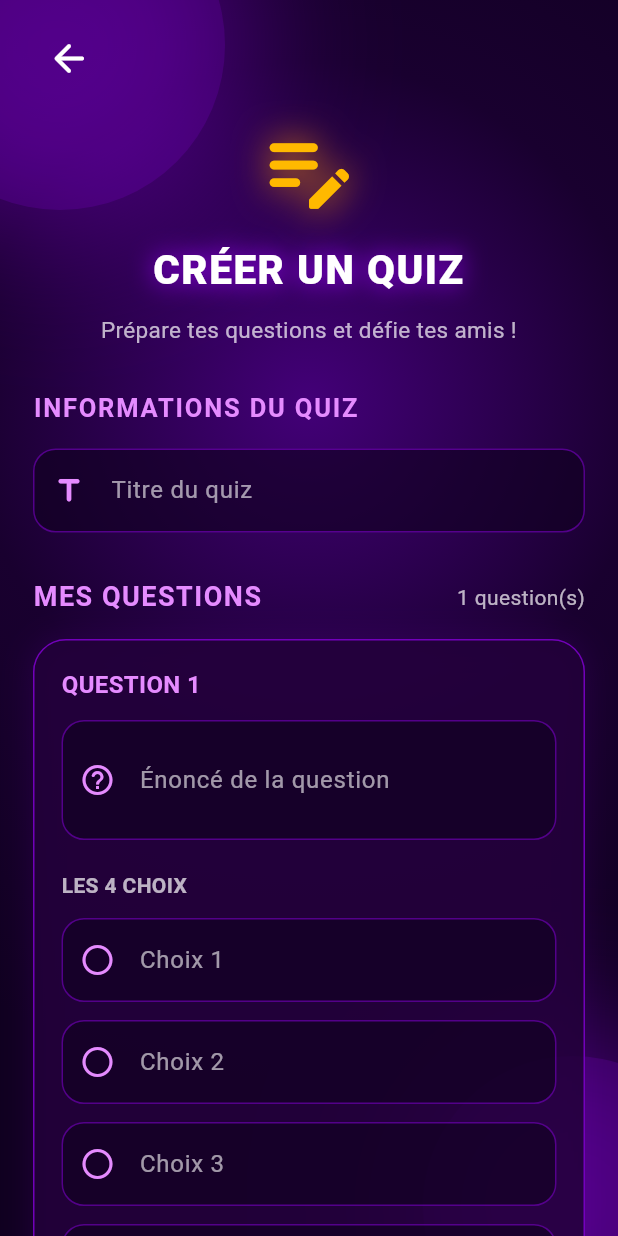
After one commit to ettoumimohamedmoez-ops/quiz_multiplayer, a Flutter app: the QuizEditorPage screen opened directly, on a phone screen of 412 x 824 dp. The commit adds this screen. Run offline on Flutter 3.47's test engine with Material 3 defaults, Android fonts, the phone set to English and light mode, and no system bars; our stand-ins replace firebase_core; accounts and stored records are empty.

Commit message:
ajouter le page editor quiz avec leur button de navigation

```diff
--- a/lib/main.dart
+++ b/lib/main.dart
@@ -1,8 +1,9 @@
+import 'dart:developer';
+
 import 'package:flutter/material.dart';
 import 'screens/home_page.dart';
 import 'package:firebase_core/firebase_core.dart';
 import 'firebase_options.dart';
-
 
 Future<void> main() async {
   WidgetsFlutterBinding.ensureInitialized();
--- a/lib/screens/a_propos_page.dart
+++ b/lib/screens/a_propos_page.dart
@@ -1,6 +1,5 @@
 import 'package:flutter/material.dart';
-import 'package:flutter/rendering.dart';
-import 'home_page.dart';
+
 
 
   class AProposPage extends
--- a/lib/screens/home_page.dart
+++ b/lib/screens/home_page.dart
@@ -1,5 +1,4 @@
 import 'package:flutter/material.dart';
-import 'package:flutter/rendering.dart';
 import 'parametres_page.dart';
 import 'quiz_selection_page.dart';
 
--- /dev/null
+++ b/lib/screens/quiz_editor_page.dart
@@ -0,0 +1,512 @@
+import 'package:flutter/material.dart';
+import 'home_page.dart';
+
+class QuizEditorPage extends StatefulWidget {
+  const QuizEditorPage({super.key});
+
+  @override
+  State<QuizEditorPage> createState() => _QuizEditorPageState();
+}
+
+class _QuizEditorPageState extends State<QuizEditorPage> {
+  final _formKey = GlobalKey<FormState>();
+  final TextEditingController _titleController =
+      TextEditingController();
+
+  final List<QuizQuestion> questions = [QuizQuestion()];
+
+  static const Color purple = Color(0xFF9D00FF);
+  static const Color dark = Color(0xFF100020);
+
+  @override
+  void dispose() {
+    _titleController.dispose();
+
+    for (final question in questions) {
+      question.dispose();
+    }
+
+    super.dispose();
+  }
+
+  void addQuestion() {
+    setState(() {
+      questions.add(QuizQuestion());
+    });
+  }
+
+  void removeQuestion(int index) {
+    if (questions.length == 1) return;
+
+    setState(() {
+      questions[index].dispose();
+      questions.removeAt(index);
+    });
+  }
+
+  void saveQuiz() {
+    if (!_formKey.currentState!.validate()) {
+      return;
+    }
+
+    final quiz = {
+      'titre': _titleController.text.trim(),
+      'questions': questions.map((q) {
+        return {
+          'question': q.questionController.text.trim(),
+          'choix': q.choices
+              .map((c) => c.text.trim())
+              .toList(),
+          'bonne_reponse': q.correctIndex,
+          'duree': q.duration.round(),
+        };
+      }).toList(),
+    };
+
+    Navigator.pop(context, quiz);
+  }
+
+  InputDecoration inputDecoration(String label, IconData icon) {
+    return InputDecoration(
+      labelText: label,
+      labelStyle: const TextStyle(
+        color: Colors.white60,
+      ),
+      prefixIcon: Icon(
+        icon,
+        color: const Color(0xFFE58BFF),
+      ),
+      filled: true,
+      fillColor: const Color(0xFF100020).withOpacity(0.65),
+      enabledBorder: OutlineInputBorder(
+        borderRadius: BorderRadius.circular(15),
+        borderSide: BorderSide(
+          color: purple.withOpacity(0.45),
+        ),
+      ),
+      focusedBorder: OutlineInputBorder(
+        borderRadius: BorderRadius.circular(15),
+        borderSide: const BorderSide(
+          color: Color(0xFFE58BFF),
+          width: 1.5,
+        ),
+      ),
+      errorBorder: OutlineInputBorder(
+        borderRadius: BorderRadius.circular(15),
+        borderSide: const BorderSide(
+          color: Colors.redAccent,
+        ),
+      ),
+      focusedErrorBorder: OutlineInputBorder(
+        borderRadius: BorderRadius.circular(15),
+        borderSide: const BorderSide(
+          color: Colors.redAccent,
+        ),
+      ),
+    );
+  }
+
+  @override
+  Widget build(BuildContext context) {
+    return Scaffold(
+      body: Container(
+        decoration: const BoxDecoration(
+          gradient: RadialGradient(
+            center: Alignment(0, -0.35),
+            radius: 1.1,
+            colors: [
+              Color(0xFF430078),
+              Color(0xFF19002F),
+              dark,
+            ],
+          ),
+        ),
+        child: SafeArea(
+          child: Stack(
+            children: [
+              Positioned(
+                top: -80,
+                left: -70,
+                child: HomePage.glowCircle(220),
+              ),
+              Positioned(
+                bottom: -80,
+                right: -70,
+                child: HomePage.glowCircle(200),
+              ),
+
+              SingleChildScrollView(
+                padding: const EdgeInsets.symmetric(
+                  horizontal: 22,
+                  vertical: 15,
+                ),
+                child: Form(
+                  key: _formKey,
+                  child: Column(
+                    crossAxisAlignment: CrossAxisAlignment.start,
+                    children: [
+                      IconButton(
+                        onPressed: () => Navigator.pop(context),
+                        icon: const Icon(
+                          Icons.arrow_back_rounded,
+                          color: Colors.white,
+                          size: 30,
+                        ),
+                      ),
+
+                      const SizedBox(height: 15),
+
+                      const Center(
+                        child: Icon(
+                          Icons.edit_note_rounded,
+                          color: Color(0xFFFFB900),
+                          size: 70,
+                          shadows: [
+                            Shadow(
+                              color: Colors.orange,
+                              blurRadius: 30,
+                            ),
+                          ],
+                        ),
+                      ),
+
+                      const SizedBox(height: 12),
+
+                      const Center(
+                        child: Text(
+                          'CRÉER UN QUIZ',
+                          textAlign: TextAlign.center,
+                          style: TextStyle(
+                            color: Colors.white,
+                            fontSize: 27,
+                            fontWeight: FontWeight.w900,
+                            letterSpacing: 1,
+                            shadows: [
+                              Shadow(
+                                color: purple,
+                                blurRadius: 20,
+                              ),
+                            ],
+                          ),
+                        ),
+                      ),
+
+                      const SizedBox(height: 10),
+
+                      const Center(
+                        child: Text(
+                          'Prépare tes questions et défie tes amis !',
+                          textAlign: TextAlign.center,
+                          style: TextStyle(
+                            color: Colors.white70,
+                            fontSize: 15,
+                          ),
+                        ),
+                      ),
+
+                      const SizedBox(height: 30),
+
+                      const Text(
+                        'INFORMATIONS DU QUIZ',
+                        style: TextStyle(
+                          color: Color(0xFFE58BFF),
+                          fontSize: 17,
+                          fontWeight: FontWeight.bold,
+                          letterSpacing: 1.2,
+                        ),
+                      ),
+
+                      const SizedBox(height: 15),
+
+                      TextFormField(
+                        controller: _titleController,
+                        style: const TextStyle(
+                          color: Colors.white,
+                        ),
+                        decoration: inputDecoration(
+                          'Titre du quiz',
+                          Icons.title_rounded,
+                        ),
+                        validator: (value) {
+                          if (value == null || value.trim().isEmpty) {
+                            return 'Entre le titre du quiz';
+                          }
+                          return null;
+                        },
+                      ),
+
+                      const SizedBox(height: 30),
+
+                      Row(
+                        mainAxisAlignment: MainAxisAlignment.spaceBetween,
+                        children: [
+                          const Text(
+                            'MES QUESTIONS',
+                            style: TextStyle(
+                              color: Color(0xFFE58BFF),
+                              fontSize: 18,
+                              fontWeight: FontWeight.bold,
+                              letterSpacing: 1,
+                            ),
+                          ),
+                          Text(
+                            '${questions.length} question(s)',
+                            style: const TextStyle(
+                              color: Colors.white70,
+                            ),
+                          ),
+                        ],
+                      ),
+
+                      const SizedBox(height: 15),
+
+                      ...List.generate(questions.length, (index) {
+                        final q = questions[index];
+
+                        return Container(
+                          margin: const EdgeInsets.only(
+                            bottom: 22,
+                          ),
+                          padding: const EdgeInsets.all(18),
+                          decoration: BoxDecoration(
+                            color: const Color(0xFF210038)
+                                .withOpacity(0.85),
+                            borderRadius: BorderRadius.circular(22),
+                            border: Border.all(
+                              color: purple.withOpacity(0.65),
+                            ),
+                            boxShadow: [
+                              BoxShadow(
+                                color: purple.withOpacity(0.12),
+                                blurRadius: 18,
+                              ),
+                            ],
+                          ),
+                          child: Column(
+                            crossAxisAlignment: CrossAxisAlignment.start,
+                            children: [
+                              Row(
+                                children: [
+                                  Expanded(
+                                    child: Text(
+                                      'QUESTION ${index + 1}',
+                                      style: const TextStyle(
+                                        color: Color(0xFFE58BFF),
+                                        fontSize: 16,
+                                        fontWeight: FontWeight.bold,
+                                      ),
+                                    ),
+                                  ),
+
+                                  if (questions.length > 1)
+                                    IconButton(
+                                      onPressed: () =>
+                                          removeQuestion(index),
+                                      icon: const Icon(
+                                        Icons.delete_outline_rounded,
+                                        color: Colors.redAccent,
+                                      ),
+                                    ),
+                                ],
+                              ),
+
+                              const SizedBox(height: 12),
+
+                              TextFormField(
+                                controller: q.questionController,
+                                style: const TextStyle(
+                                  color: Colors.white,
+                                ),
+                                maxLines: 2,
+                                decoration: inputDecoration(
+                                  'Énoncé de la question',
+                                  Icons.help_outline_rounded,
+                                ),
+                                validator: (value) {
+                                  if (value == null ||
+                                      value.trim().isEmpty) {
+                                    return 'Entre la question';
+                                  }
+                                  return null;
+                                },
+                              ),
+
+                              const SizedBox(height: 20),
+
+                              const Text(
+                                'LES 4 CHOIX',
+                                style: TextStyle(
+                                  color: Colors.white70,
+                                  fontWeight: FontWeight.bold,
+                                ),
+                              ),
+
+                              const SizedBox(height: 12),
+
+                              ...List.generate(4, (choiceIndex) {
+                                return Padding(
+                                  padding: const EdgeInsets.only(
+                                    bottom: 12,
+                                  ),
+                                  child: TextFormField(
+                                    controller: q.choices[choiceIndex],
+                                    style: const TextStyle(
+                                      color: Colors.white,
+                                    ),
+                                    decoration: inputDecoration(
+                                      'Choix ${choiceIndex + 1}',
+                                      Icons.circle_outlined,
+                                    ),
+                                    validator: (value) {
+                                      if (value == null ||
+                                          value.trim().isEmpty) {
+                                        return 'Remplis ce choix';
+                                      }
+
+                                      final otherChoices = q.choices
+                                          .where((c) =>
+                                              c != q.choices[choiceIndex])
+                                          .map((c) => c.text
+                                              .trim()
+                                              .toLowerCase());
+
+                                      if (otherChoices.contains(
+                                        value.trim().toLowerCase(),
+                                      )) {
+                                        return 'Les choix doivent être différents';
+                                      }
+
+                                      return null;
+                                    },
+                                  ),
+                                );
+                              }),
+
+                              const SizedBox(height: 12),
+
+                              const Text(
+                                'BONNE RÉPONSE',
+                                style: TextStyle(
+                                  color: Color(0xFFE58BFF),
+                                  fontWeight: FontWeight.bold,
+                                ),
+                              ),
+
+                              const SizedBox(height: 8),
+
+                              DropdownButtonFormField<int>(
+                                value: q.correctIndex,
+                                dropdownColor: const Color(0xFF210038),
+                                style: const TextStyle(
+                                  color: Colors.white,
+                                ),
+                                decoration: inputDecoration(
+                                  'Choisir la bonne réponse',
+                                  Icons.check_circle_outline,
+                                ),
+                                items: List.generate(4, (i) {
+                                  return DropdownMenuItem(
+                                    value: i,
+                                    child: Text('Choix ${i + 1}'),
+                                  );
+                                }),
+                                onChanged: (value) {
+                                  if (value != null) {
+                                    setState(() {
+                                      q.correctIndex = value;
+                                    });
+                                  }
+                                },
+                              ),
+
+                              const SizedBox(height: 22),
+
+                              Row(
+                                mainAxisAlignment:
+                                    MainAxisAlignment.spaceBetween,
+                                children: [
+                                  const Text(
+                                    'DURÉE DE LA QUESTION',
+                                    style: TextStyle(
+                                      color: Colors.white70,
+                                      fontWeight: FontWeight.bold,
+                                    ),
+                                  ),
+                                  Text(
+                                    '${q.duration.round()} s',
+                                    style: const TextStyle(
+                                      color: Color(0xFFFFB900),
+                                      fontWeight: FontWeight.bold,
+                                      fontSize: 17,
+                                    ),
+                                  ),
+                                ],
+                              ),
+
+                              Slider(
+                                value: q.duration,
+                                min: 10,
+                                max: 30,
+                                divisions: 20,
+                                activeColor: purple,
+                                inactiveColor: Colors.white24,
+                                onChanged: (value) {
+                                  setState(() {
+                                    q.duration = value;
+                                  });
+                                },
+                              ),
+                            ],
+                          ),
+                        );
+                      }),
+
+                      HomePage.actionButton(
+                        context,
+                        title: 'Ajouter une question',
+                        icon: Icons.add_circle_outline,
+                        filled: false,
+                        onTap: addQuestion,
+                      ),
+
+                      const SizedBox(height: 20),
+
+                      HomePage.actionButton(
+                        context,
+                        title: 'Enregistrer le quiz',
+                        icon: Icons.save_rounded,
+                        filled: true,
+                        onTap: saveQuiz,
+                      ),
+
+                      const SizedBox(height: 30),
+                    ],
+                  ),
+                ),
+              ),
+            ],
+          ),
+        ),
+      ),
+    );
+  }
+}
+
+class QuizQuestion {
+  final TextEditingController questionController =
+      TextEditingController();
+
+  final List<TextEditingController> choices =
+      List.generate(4, (_) => TextEditingController());
+
+  int correctIndex = 0;
+  double duration = 20;
+
+  void dispose() {
+    questionController.dispose();
+
+    for (final choice in choices) {
+      choice.dispose();
+    }
+  }
+}
--- a/lib/screens/quiz_selection_page.dart
+++ b/lib/screens/quiz_selection_page.dart
@@ -1,6 +1,7 @@
 import 'package:flutter/material.dart';
 import 'package:flutter/rendering.dart';
 import 'home_page.dart';
+import 'quiz_editor_page.dart';
 
 
 class QuizSelectionPage extends StatelessWidget {
@@ -76,7 +77,7 @@ class QuizSelectionPage extends StatelessWidget {
 
                     const Center(
                       child: Text(
-                        'PRÉPARER UNE PARTIE',
+                        'Mes Quiz',
                         textAlign: TextAlign.center,
                         style: TextStyle(
                           color: Colors.white,
@@ -120,7 +121,7 @@ class QuizSelectionPage extends StatelessWidget {
 
                     const SizedBox(height: 15),
 
-                    // Espace des quiz
+
                     Container(
                       width: double.infinity,
                       padding: const EdgeInsets.all(25),
@@ -162,7 +163,7 @@ class QuizSelectionPage extends StatelessWidget {
 
                     const SizedBox(height: 25),
 
-                    // Importer PDF
+
                     HomePage.actionButton(
                       context,
                       title: 'Importer PDF +',
@@ -175,8 +176,21 @@ class QuizSelectionPage extends StatelessWidget {
                     ),
 
                     const SizedBox(height: 18),
+                    HomePage.actionButton(
+                      context,
+                      title: 'Créer un quiz',
+                      icon: Icons.add_circle_outline_rounded,
+                      filled: true,
+                      onTap: () {
+                        Navigator.push(
+                          context,
+                          MaterialPageRoute(
+                            builder: (context) => const QuizEditorPage(),
+                             ),
+                            );
+                           },
+                          ),
 
-                    // Générer avec IA
                     HomePage.actionButton(
                       context,
                       title: 'Générer avec IA',
@@ -190,7 +204,7 @@ class QuizSelectionPage extends StatelessWidget {
 
                     const SizedBox(height: 18),
 
-                    // Salle d'attente
+
                     HomePage.actionButton(
                       context,
                       title: 'Salle d’attente',
@@ -204,7 +218,7 @@ class QuizSelectionPage extends StatelessWidget {
 
                     const SizedBox(height: 18),
 
-                    // Commencer
+
                     HomePage.actionButton(
                       context,
                       title: 'Commencer',
--- a/pubspec.yaml
+++ b/pubspec.yaml
@@ -35,7 +35,6 @@ dependencies:
   # Use with the CupertinoIcons class for iOS style icons.
   cupertino_icons: ^1.0.8
   firebase_core: ^5.2.0
-
 dev_dependencies:
   flutter_test:
     sdk: flutter
```
